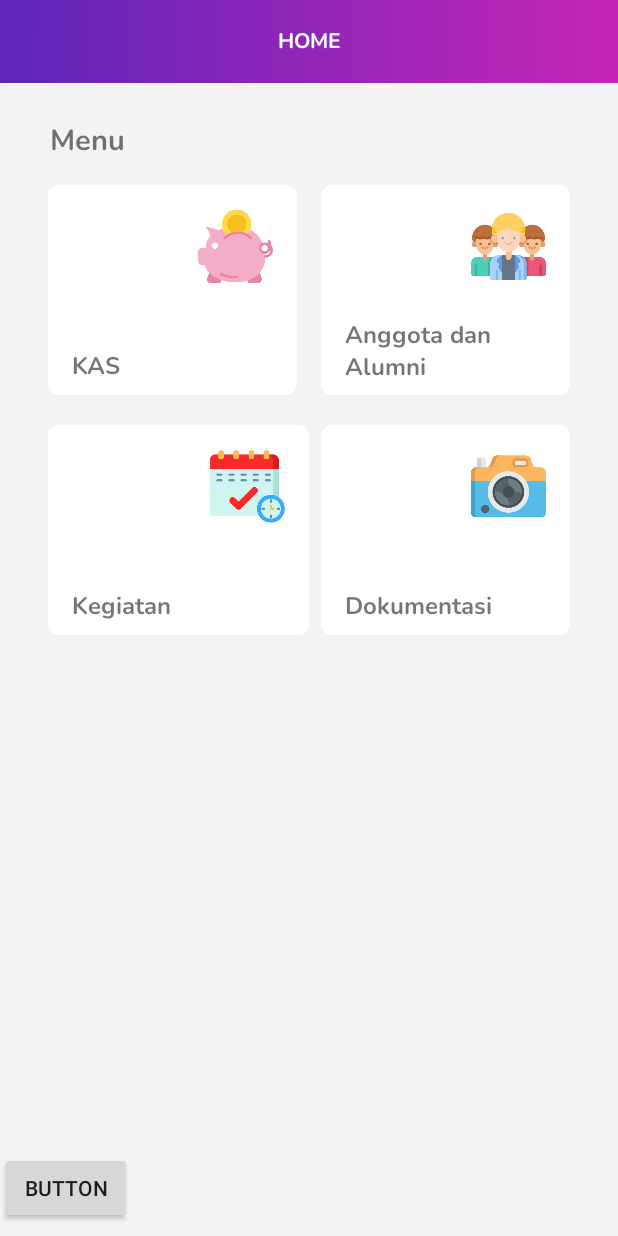
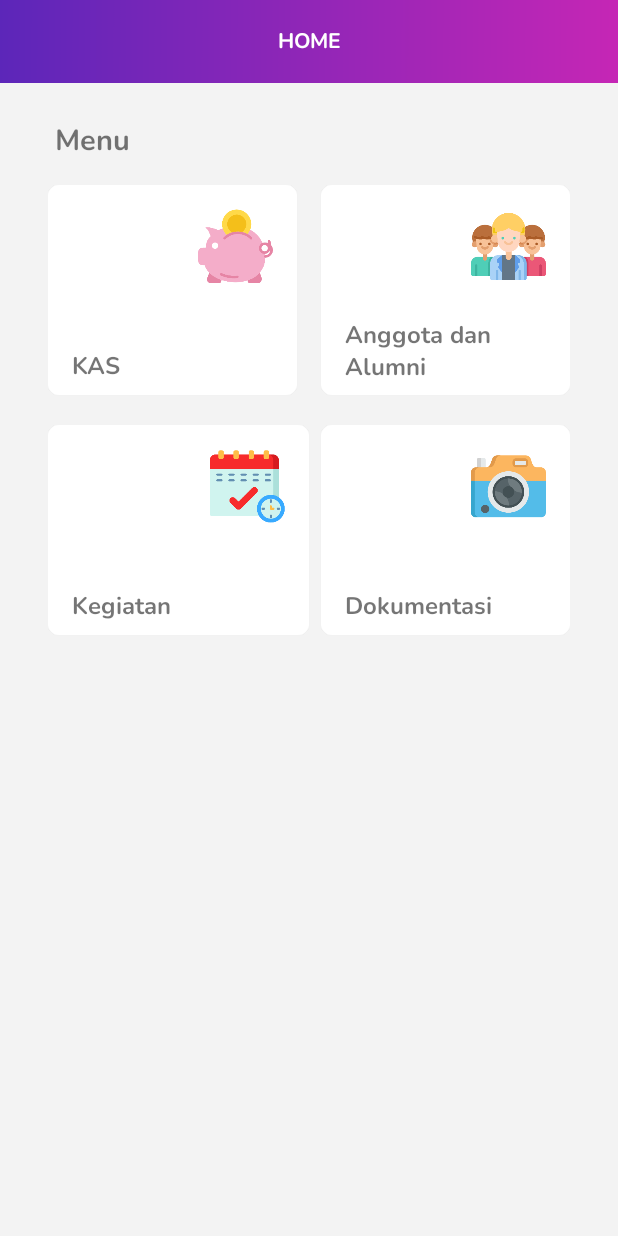
Before and after one commit to denandrapr/manajemen-anggota-master, an Android app: the layout fragment_home.xml on its own in the app's theme, with its tools: preview values and no code run, on a phone screen of 412 x 824 dp. Run offline under Robolectric (Android 15) with nearby library versions, the phone set to English and light mode, and no system bars.

Commit message:
fixing bug not 100% done

```diff
--- a/app/src/main/java/com/example/manajemen_anggota/Adapter/AnggotaAdapter.java
+++ b/app/src/main/java/com/example/manajemen_anggota/Adapter/AnggotaAdapter.java
@@ -23,8 +23,6 @@ import butterknife.BindView;
 import butterknife.ButterKnife;
 
 public class AnggotaAdapter extends FirestoreRecyclerAdapter<Anggota, AnggotaAdapter.ViewHolder> {
-
-    Context context;
 
     public AnggotaAdapter(@NonNull FirestoreRecyclerOptions<Anggota> options) {
         super(options);
--- a/app/src/main/res/layout/activity_alumni_anggota.xml
+++ b/app/src/main/res/layout/activity_alumni_anggota.xml
@@ -27,10 +27,10 @@
 
     <androidx.recyclerview.widget.RecyclerView
         android:id="@+id/list_data"
-        android:layout_below="@id/toolbar"
         android:layout_width="match_parent"
-        android:layout_height="572dp"
-        android:layout_marginBottom="8dp" />
+        android:layout_height="match_parent"
+        android:layout_marginTop="8dp"
+        android:layout_below="@id/toolbar" />
 
     <com.google.android.material.floatingactionbutton.FloatingActionButton
         android:id="@+id/fab"
--- a/app/src/main/res/layout/fragment_home.xml
+++ b/app/src/main/res/layout/fragment_home.xml
@@ -191,7 +191,7 @@
         android:id="@+id/textView3"
         android:layout_width="wrap_content"
         android:layout_height="wrap_content"
-        android:layout_marginStart="8dp"
+        android:layout_marginStart="12dp"
         android:layout_marginTop="24dp"
         android:layout_marginEnd="8dp"
         android:fontFamily="@font/nunito_bold"
@@ -202,13 +202,4 @@
         app:layout_constraintStart_toStartOf="parent"
         app:layout_constraintTop_toBottomOf="@+id/toolbar" />
 
-    <Button
-        android:id="@+id/button2"
-        android:layout_width="wrap_content"
-        android:layout_height="wrap_content"
-        android:layout_marginBottom="8dp"
-        android:text="Button"
-        app:layout_constraintBottom_toBottomOf="parent"
-        tools:layout_editor_absoluteX="136dp" />
-
 </androidx.constraintlayout.widget.ConstraintLayout>
```
Also changed, not shown: app/src/main/java/com/example/manajemen_anggota/View/AlumniAnggotaActivity.java (+25 -0 lines), app/src/main/java/com/example/manajemen_anggota/View/TambahAnggota.java (+9 -34 lines).
